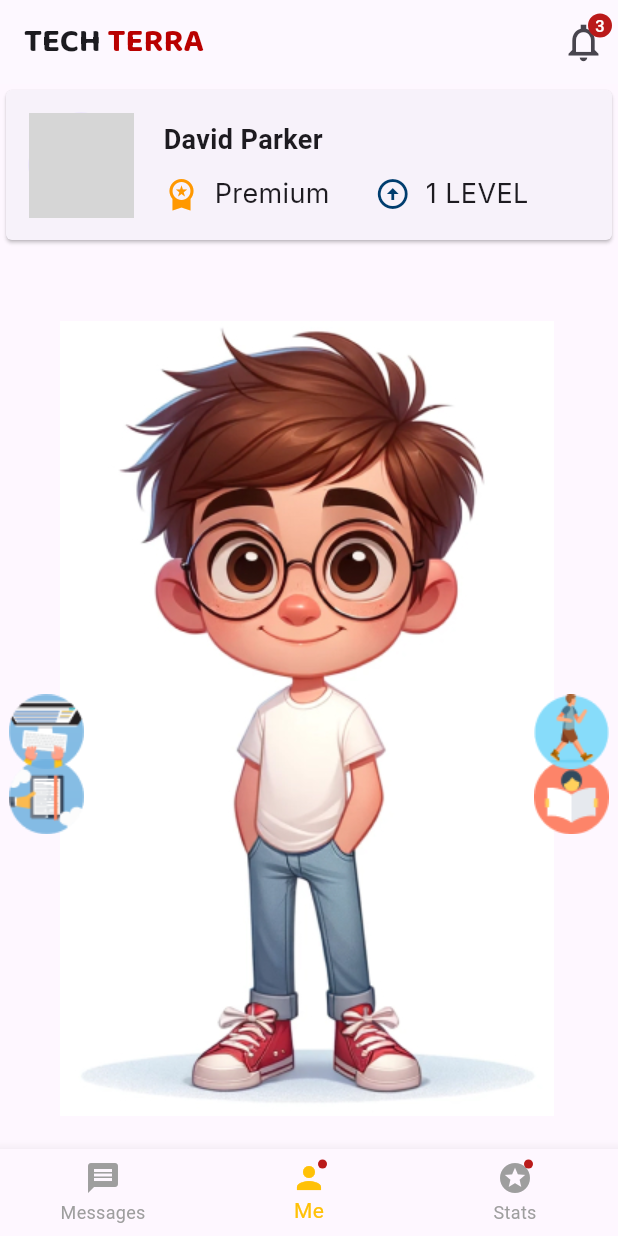
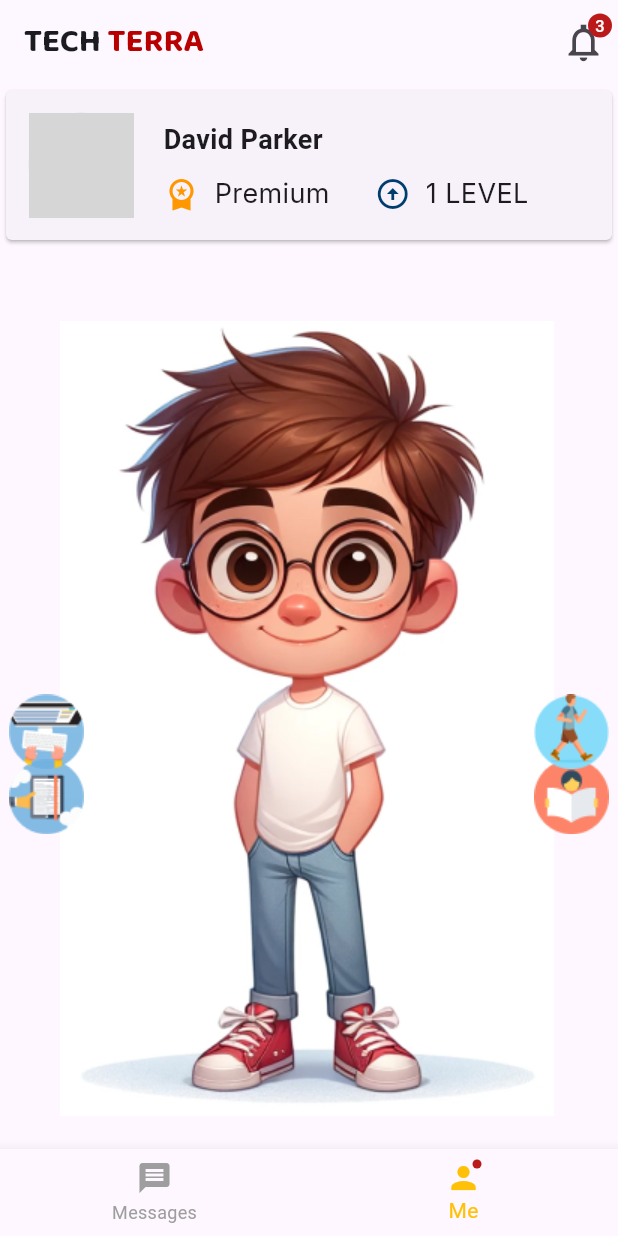
Before and after one commit to TELIT-Hackathon2023/3-beer_army, a Flutter app: the screen it shows after launch, on a phone screen of 412 x 824 dp. Run offline on Flutter 3.47's test engine with Material 3 defaults, Android fonts, the phone set to English and light mode, and no system bars; our stand-ins replace google_fonts; grey boxes are pictures that could not be loaded.

Commit message:
last I think

```diff
--- a/src/lib/main.dart
+++ b/src/lib/main.dart
@@ -1,7 +1,5 @@
 import 'package:flutter/material.dart';
-import 'package:game_project/screens/auth_screen.dart';
 import 'package:game_project/screens/main_screen.dart';
-import 'package:game_project/widgets/info.dart';
 
 void main() async {
   WidgetsFlutterBinding.ensureInitialized();
--- a/src/lib/screens/main_screen.dart
+++ b/src/lib/screens/main_screen.dart
@@ -25,71 +25,12 @@
   }
 
   int currentPageIndex = 1;
+
   static const IconData workspace_premium =
       IconData(0xf05ae, fontFamily: 'MaterialIcons');
   @override
   Widget build(BuildContext context) {
-    return Scaffold(
-      appBar: AppBar(
-        title: Row(
-          mainAxisAlignment: MainAxisAlignment.start,
-          children: [
-            Text(
-              'TECH ',
-              style: GoogleFonts.baloo2(fontWeight: FontWeight.bold),
-            ),
-            Text(
-              'TERRA',
-              style: GoogleFonts.baloo2(
-                fontWeight: FontWeight.bold,
-                color: const Color.fromARGB(255, 185, 0, 0),
-              ),
-            ),
-          ],
-        ),
-        centerTitle: false,
-        actions: [
-          Padding(
-            padding: const EdgeInsets.only(right: 8.0),
-            child: InkWell(
-              onTap: () {
-                Navigator.of(context).push(MaterialPageRoute(
-                    builder: (builder) => NotificationScreen()));
-              },
-              child: Badge(
-                label: Text('3'),
-                child: const Icon(Icons.notifications_none_sharp, size: 30),
-              ),
-            ),
-          ),
-        ],
-      ),
-      bottomNavigationBar: BottomNavigationBar(
-        type: BottomNavigationBarType.fixed,
-        selectedItemColor: Colors.amber,
-        unselectedItemColor: Colors.grey,
-        currentIndex: currentPageIndex,
-        onTap: (int index) {
-          setState(() {
-            currentPageIndex = index;
-          });
-        },
-        items: const <BottomNavigationBarItem>[
-          BottomNavigationBarItem(
-            icon: Icon(Icons.message),
-            label: 'Messages',
-          ),
-          BottomNavigationBarItem(
-            icon: Badge(child: Icon(Icons.person)),
-            label: 'Me',
-          ),
-          BottomNavigationBarItem(
-            icon: Badge(child: Icon(Icons.stars_sharp)),
-            label: 'Stats',
-          ),
-        ],
-      ),
-      body: Center(
+    Widget data = Center(
       child: Column(
         crossAxisAlignment: CrossAxisAlignment.center,
         children: [
@@ -179,8 +120,8 @@
                   left: 40,
                   child: AnimatedBoyWidget(
                       path: widget.isFirstPhoto
-                            ? 'images/Stand1.jpeg'
-                            : 'images/Stand2.png'),
+                          ? ['images/Stand1.jpeg', 'images/Stand12.png']
+                          : ['images/Stand2.png', 'images/Stand23.png']),
                 ),
                 Positioned(
                   left: 0,
@@ -205,8 +146,8 @@
                       Navigator.of(context).push(MaterialPageRoute(
                           builder: (ctx) => QueezScreen(() {})));
                     },
-                      child: Image(
-                          image: AssetImage('images/SecondAssetBook.png')),
+                    child:
+                        Image(image: AssetImage('images/SecondAssetBook.png')),
                   ),
                 ),
                 Positioned(
@@ -218,8 +159,8 @@
                     onTap: () {
                       _navigateToMapScreen();
                     },
-                      child: Image(
-                          image: AssetImage('images/FourthAssetBook.png')),
+                    child:
+                        Image(image: AssetImage('images/FourthAssetBook.png')),
                   ),
                 ),
                 Positioned(
@@ -240,7 +181,71 @@
           ),
         ],
       ),
+    );
+
+    if (currentPageIndex == 0) {
+      data = NotificationScreen(
+        showAppBar: false,
+      );
+    }
+
+    return Scaffold(
+      appBar: AppBar(
+        title: Row(
+          mainAxisAlignment: MainAxisAlignment.start,
+          children: [
+            Text(
+              'TECH ',
+              style: GoogleFonts.baloo2(fontWeight: FontWeight.bold),
             ),
+            Text(
+              'TERRA',
+              style: GoogleFonts.baloo2(
+                fontWeight: FontWeight.bold,
+                color: const Color.fromARGB(255, 185, 0, 0),
+              ),
+            ),
+          ],
+        ),
+        centerTitle: false,
+        actions: [
+          Padding(
+            padding: const EdgeInsets.only(right: 8.0),
+            child: InkWell(
+              onTap: () {
+                Navigator.of(context).push(MaterialPageRoute(
+                    builder: (builder) => NotificationScreen()));
+              },
+              child: Badge(
+                label: Text('3'),
+                child: const Icon(Icons.notifications_none_sharp, size: 30),
+              ),
+            ),
+          ),
+        ],
+      ),
+      bottomNavigationBar: BottomNavigationBar(
+        type: BottomNavigationBarType.fixed,
+        selectedItemColor: Colors.amber,
+        unselectedItemColor: Colors.grey,
+        currentIndex: currentPageIndex,
+        onTap: (int index) {
+          setState(() {
+            currentPageIndex = index;
+          });
+        },
+        items: const <BottomNavigationBarItem>[
+          BottomNavigationBarItem(
+            icon: Icon(Icons.message),
+            label: 'Messages',
+          ),
+          BottomNavigationBarItem(
+            icon: Badge(child: Icon(Icons.person)),
+            label: 'Me',
+          ),
+        ],
+      ),
+      body: data,
     );
   }
 }
--- a/src/lib/screens/notification_screen.dart
+++ b/src/lib/screens/notification_screen.dart
@@ -1,15 +1,18 @@
 import 'package:flutter/material.dart';
 
 class NotificationScreen extends StatelessWidget {
-  const NotificationScreen({super.key});
-
+  const NotificationScreen({Key? key, this.showAppBar = true})
+      : super(key: key);
+  final bool showAppBar;
   @override
   Widget build(BuildContext context) {
     return Scaffold(
-      appBar: AppBar(
-        leading: const BackButton(),
-        title: const Text('Notifications'),
-      ),
+      appBar: showAppBar
+          ? AppBar(
+              leading: const BackButton(),
+              title: const Text('Notifications'),
+            )
+          : null,
       body: ListView(
         children: [
           const NotificationTile(
--- a/src/lib/screens/quiz/answer_button.dart
+++ b/src/lib/screens/quiz/answer_button.dart
@@ -19,7 +19,7 @@
           vertical: 10,
           horizontal: 40,
         ),
-        backgroundColor: Color.fromARGB(255, 244, 27, 150),
+        backgroundColor: const Color.fromARGB(255, 244, 27, 150),
         foregroundColor: Colors.white,
         shape: RoundedRectangleBorder(
           borderRadius: BorderRadius.circular(40),
--- a/src/lib/widgets/animated_boy_widget.dart
+++ b/src/lib/widgets/animated_boy_widget.dart
@@ -1,9 +1,11 @@
+import 'dart:async';
+
 import 'package:flutter/material.dart';
 
 class AnimatedBoyWidget extends StatefulWidget {
-  AnimatedBoyWidget({required this.path, super.key});
+  AnimatedBoyWidget({required List<String> this.path, super.key});
 
-  String path;
+  List<String> path;
   @override
   _AnimatedBoyWidgetState createState() => _AnimatedBoyWidgetState();
 }
@@ -14,8 +16,12 @@
   late Animation<double> _scaleAnimation;
   late Animation<double> _opacityAnimation;
 
+  Timer? _timer;
+
+  late String path;
   @override
   void initState() {
+    path = widget.path[0];
     super.initState();
     _controller = AnimationController(
       duration: const Duration(seconds: 2),
@@ -34,6 +40,21 @@
     Future.delayed(const Duration(seconds: 1), () {
       _controller.forward();
     });
+
+    _timer = Timer.periodic(const Duration(seconds: 4), (Timer t) {
+      setState(() {
+        path = widget.path[1];
+      });
+
+      // Wait for 1 second and then revert back to the original path
+      Future.delayed(const Duration(milliseconds: 200), () {
+        if (mounted) {
+          setState(() {
+            path = widget.path[0];
+          });
+        }
+      });
+    });
   }
 
   @override
@@ -48,7 +69,7 @@
       scale: _scaleAnimation,
       child: FadeTransition(
         opacity: _opacityAnimation,
-        child: Image.asset(widget.path), // Replace with your actual image path
+        child: Image.asset(path), // Replace with your actual image path
       ),
     );
   }
--- a/src/pubspec.yaml
+++ b/src/pubspec.yaml
@@ -67,7 +67,9 @@
     - images/Men2.png
     - images/T.png
     - images/Stand1.jpeg
+    - images/Stand12.png
     - images/Stand2.png
+    - images/Stand23.png
     - images/Laura.png
     - images/Map.png
     - images/TS.png
```
Also changed, not shown: src/images/Stand12.png (added), src/images/Stand23.png (added), 3 other files. Lines whose indentation alone changed are shown as unchanged.
